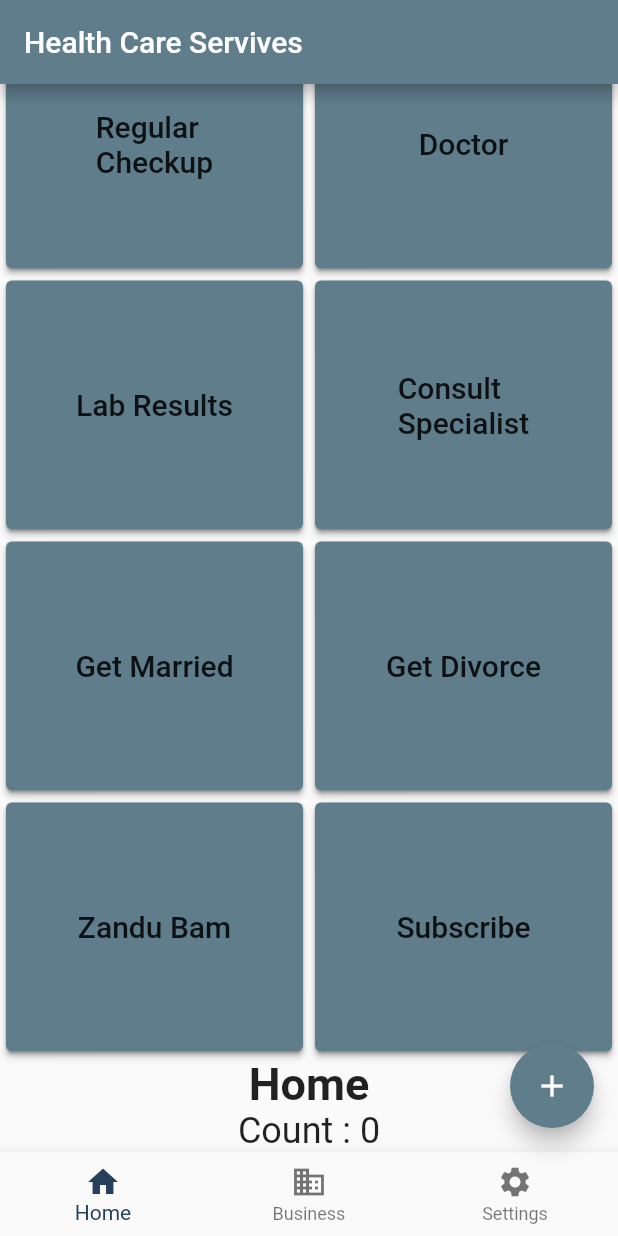
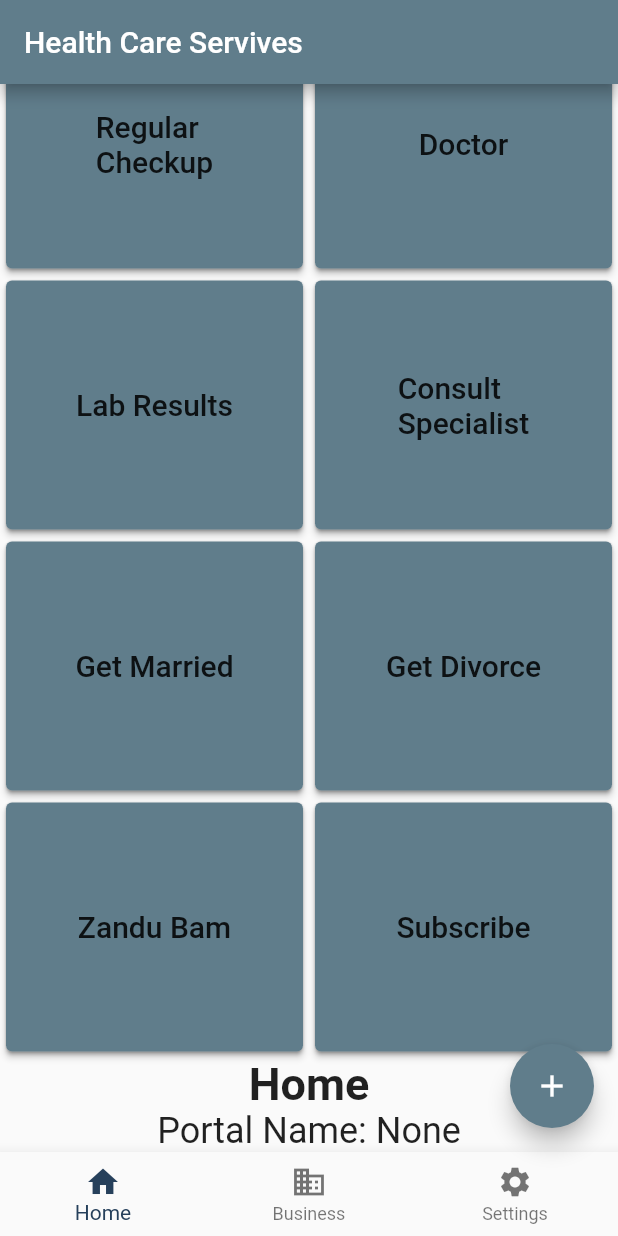
Before and after one commit to sync-jntuk/health-care-service, a Flutter app: the screen it shows after launch, scrolled down 47 dp, on a phone screen of 412 x 824 dp. Run offline on Flutter 3.47's test engine with Material 2 defaults, Android fonts, the phone set to English and light mode, and no system bars.

Commit message:
added buttons

```diff
--- a/lib/main.dart
+++ b/lib/main.dart
@@ -3,6 +3,8 @@ import 'package:flutter/material.dart';
 void main() {
   runApp(const MyApp());
 }
+
+String seletedPortal = "None";
 
 class MyApp extends StatelessWidget {
   const MyApp({Key? key}) : super(key: key);
@@ -69,6 +71,7 @@ class _MyHomePageState extends State<MyHomePage> {
             leftText,
             style: Theme.of(context).textTheme.headline6,
           ),
+          portalName: leftText,
           cardWidth: cardWidth,
           cardHeight: cardHeight,
         ),
@@ -78,6 +81,7 @@ class _MyHomePageState extends State<MyHomePage> {
             rightText,
             style: Theme.of(context).textTheme.headline6,
           ),
+          portalName: rightText,
           cardWidth: cardHeight,
           cardHeight: cardHeight,
         ),
@@ -123,6 +127,10 @@ class _MyHomePageState extends State<MyHomePage> {
               ...getPortal(squareCardWidth),
               _buttomNavbarOptions[_selectedIndex],
               Text(
+                'Portal Name: $seletedPortal',
+                style: Theme.of(context).textTheme.headline5,
+              ),
+              Text(
                 'Count : $_counter',
                 style: Theme.of(context).textTheme.headline5,
               ),
@@ -160,25 +168,32 @@ class _MyHomePageState extends State<MyHomePage> {
 
 class ElevatedCard extends StatelessWidget {
   Text boxText;
+  String portalName;
   double cardWidth, cardHeight;
   ElevatedCard(
       {Key? key,
       required this.boxText,
       required this.cardWidth,
-      required this.cardHeight})
+      required this.cardHeight,
+      required this.portalName})
       : super(key: key);
+  void changePortal() {
+    // setState(() {
+    seletedPortal = portalName;
+    // });
+  }
+
   @override
   Widget build(BuildContext context) {
     return Center(
       child: Card(
         child: ElevatedButton(
-          onPressed: () {},
-          child: SizedBox(
-            width: cardWidth,
-            height: cardHeight,
-            child: Center(child: boxText),
-          ),
-        ),
+            child: SizedBox(
+              width: cardWidth,
+              height: cardHeight,
+              child: Center(child: boxText),
+            ),
+            onPressed: changePortal),
       ),
     );
   }
```
